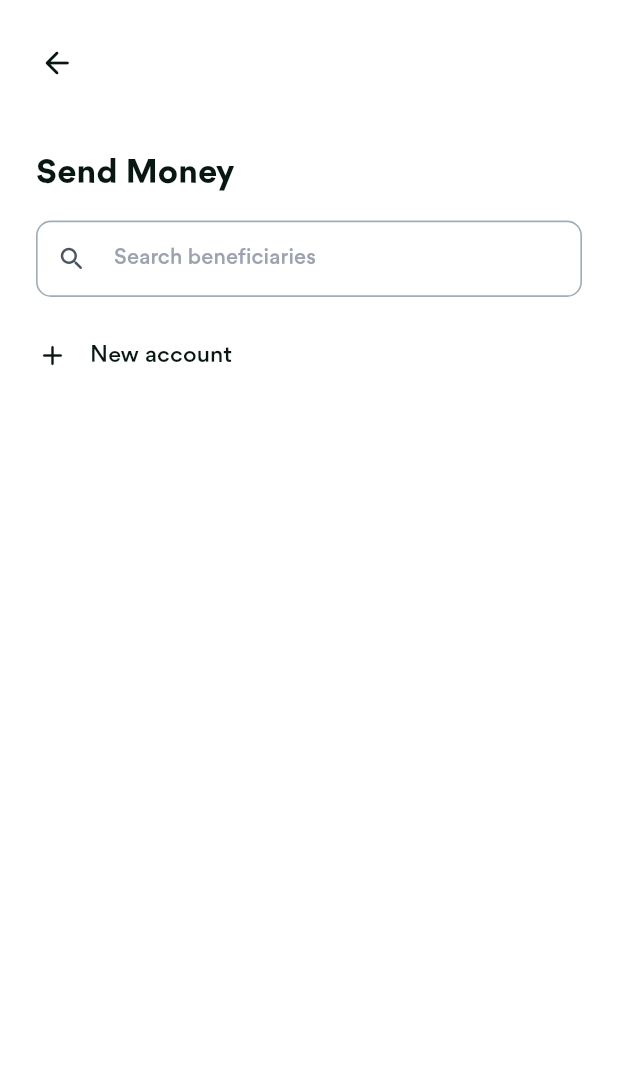
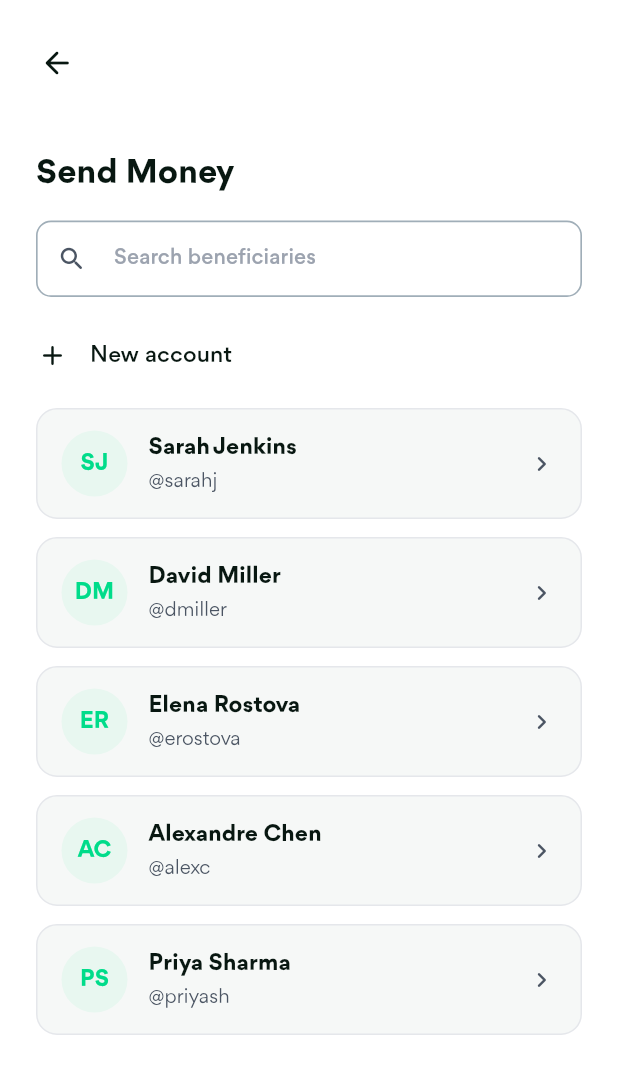
Before and after one commit to Habedexise1/tappay, a Flutter app: the BeneficiariesScreen screen opened directly, on a phone screen of 412 x 824 dp. Shown: the top 1074 px of the screen. Run offline on Flutter 3.47's test engine with Material 3 defaults, Android fonts, the phone set to English and light mode, and no system bars; our stand-ins replace flutter_animate, flutter_secure_storage, flutter_svg, go_router, local_auth, pinput and 3 more; missing offline and left inert: home_widget, mobile_scanner; accounts and stored records are empty.

Commit message:
feat(dashboard): add searchable beneficiary list to send money
- Seed sample TapTag beneficiaries in DashboardController
- List beneficiaries on the send money screen with live search by
  name or handle and empty/no-results states
- Render AppBottomSheet on a Material so list tiles and ink
  splashes paint correctly
- Remove stale comments in dashboard widgets

```diff
--- a/lib/core/widgets/app_bottom_sheet.dart
+++ b/lib/core/widgets/app_bottom_sheet.dart
@@ -14,11 +14,8 @@ class AppBottomSheet extends StatelessWidget {
   final CrossAxisAlignment crossAxisAlignment;
   final MainAxisSize mainAxisSize;
 
-  /// When true the sheet fills the screen up to just below the status bar
-  /// and [child] expands to the remaining height.
   final bool expand;
 
-  /// Minimum space kept above an [expand]ed sheet.
   static const double minTopGap = 56;
 
   const AppBottomSheet({
@@ -47,8 +44,6 @@ class AppBottomSheet extends StatelessWidget {
         : AppColors.lightTextPrimary;
     final handleColor = isDark ? AppColors.darkBorder : const Color(0xFFE2E8F0);
 
-    // Modal routes strip the top safe-area padding from MediaQuery, so read
-    // the status-bar inset from the window itself.
     final statusBar = MediaQueryData.fromView(View.of(context)).padding.top;
     final topGap = expand
         ? (statusBar + 12 > minTopGap ? statusBar + 12 : minTopGap)
@@ -60,14 +55,12 @@ class AppBottomSheet extends StatelessWidget {
         alignment: Alignment.bottomCenter,
         child: ConstrainedBox(
           constraints: BoxConstraints(maxWidth: maxWidth),
+          child: Material(
+            color: sheetBg,
+            clipBehavior: Clip.antiAlias,
+            borderRadius: const BorderRadius.vertical(top: Radius.circular(24)),
             child: Container(
               height: expand ? double.infinity : null,
-            decoration: BoxDecoration(
-              color: sheetBg,
-              borderRadius: const BorderRadius.vertical(
-                top: Radius.circular(24),
-              ),
-            ),
               padding: padding ?? const EdgeInsets.fromLTRB(24, 12, 24, 28),
               child: SafeArea(
                 top: false,
@@ -114,6 +107,7 @@ class AppBottomSheet extends StatelessWidget {
                     ],
                     if (expand) Expanded(child: child) else child,
                   ],
+                ),
               ),
             ),
           ),
--- a/lib/core/widgets/app_num_pad.dart
+++ b/lib/core/widgets/app_num_pad.dart
@@ -72,7 +72,6 @@ class AppNumPad extends StatelessWidget {
   final bool showBiometric;
   final AppNumPadStyle style;
 
-  /// Custom widget for the biometric key (e.g. a face-scan SVG).
   final Widget? biometricIcon;
 
   const AppNumPad({
--- a/lib/features/dashboard/presentation/dashboard_controller.dart
+++ b/lib/features/dashboard/presentation/dashboard_controller.dart
@@ -76,7 +76,38 @@ class DashboardController extends ChangeNotifier {
     _balance = stored == 24580.50 ? 6000000.00 : stored;
     _isBalanceMasked = prefs.isBalanceMasked();
 
-    _beneficiaries = [];
+    _beneficiaries = [
+      const Beneficiary(
+        id: 'b_1',
+        name: 'Sarah Jenkins',
+        handle: '@sarahj',
+        initials: 'SJ',
+      ),
+      const Beneficiary(
+        id: 'b_2',
+        name: 'David Miller',
+        handle: '@dmiller',
+        initials: 'DM',
+      ),
+      const Beneficiary(
+        id: 'b_3',
+        name: 'Elena Rostova',
+        handle: '@erostova',
+        initials: 'ER',
+      ),
+      const Beneficiary(
+        id: 'b_4',
+        name: 'Alexandre Chen',
+        handle: '@alexc',
+        initials: 'AC',
+      ),
+      const Beneficiary(
+        id: 'b_5',
+        name: 'Priya Sharma',
+        handle: '@priyash',
+        initials: 'PS',
+      ),
+    ];
 
     _notifications = [
       DashboardNotification(
--- a/lib/features/dashboard/presentation/screens/send_money_beneficiaries_screen.dart
+++ b/lib/features/dashboard/presentation/screens/send_money_beneficiaries_screen.dart
@@ -1,10 +1,12 @@
 import 'package:flutter/material.dart';
+import 'package:provider/provider.dart';
 
 import '../../../../app/theme/app_colors.dart';
 import '../../../../core/utils/responsive_utils.dart';
 import '../../../../core/widgets/app_text_field.dart';
 import '../../../auth/presentation/widgets/onboarding_step_header.dart';
 import '../../domain/dashboard_models.dart';
+import '../dashboard_controller.dart';
 import 'send_money_recipient_screen.dart';
 import 'send_to_bank_screen.dart';
 
@@ -21,7 +23,18 @@ class _BeneficiariesScreenState extends State<BeneficiariesScreen> {
   final TextEditingController _searchController = TextEditingController();
 
   @override
+  void initState() {
+    super.initState();
+    _searchController.addListener(_onSearchChanged);
+  }
+
+  void _onSearchChanged() {
+    setState(() {});
+  }
+
+  @override
   void dispose() {
+    _searchController.removeListener(_onSearchChanged);
     _searchController.dispose();
     super.dispose();
   }
@@ -56,6 +69,14 @@ class _BeneficiariesScreenState extends State<BeneficiariesScreen> {
     final subColor = isDark
         ? AppColors.darkTextSecondary
         : AppColors.lightTextSecondary;
+
+    final dashboard = context.watch<DashboardController>();
+    final query = _searchController.text.trim().toLowerCase();
+    final beneficiaries = dashboard.beneficiaries.where((b) {
+      if (query.isEmpty) return true;
+      return b.name.toLowerCase().contains(query) ||
+          b.handle.toLowerCase().contains(query);
+    }).toList();
 
     return Scaffold(
       backgroundColor: bgColor,
@@ -112,7 +133,37 @@ class _BeneficiariesScreenState extends State<BeneficiariesScreen> {
                     ),
                   ),
                 ),
-                const Spacer(),
+                const SizedBox(height: 16),
+                Expanded(
+                  child: beneficiaries.isEmpty
+                      ? Center(
+                          child: Text(
+                            query.isEmpty
+                                ? 'No beneficiaries yet'
+                                : 'No beneficiaries found',
+                            style: TextStyle(
+                              fontFamily: 'Gordita',
+                              fontSize: 14,
+                              color: subColor,
+                            ),
+                          ),
+                        )
+                      : ListView.separated(
+                          physics: const BouncingScrollPhysics(),
+                          itemCount: beneficiaries.length,
+                          separatorBuilder: (_, _) => const SizedBox(height: 12),
+                          itemBuilder: (context, index) {
+                            final b = beneficiaries[index];
+                            return _BeneficiaryCard(
+                              beneficiary: b,
+                              isDark: isDark,
+                              titleColor: titleColor,
+                              subColor: subColor,
+                              onTap: () => _openForm(beneficiary: b),
+                            );
+                          },
+                        ),
+                ),
               ],
             ),
           ),
@@ -121,3 +172,95 @@ class _BeneficiariesScreenState extends State<BeneficiariesScreen> {
     );
   }
 }
+
+class _BeneficiaryCard extends StatelessWidget {
+  final Beneficiary beneficiary;
+  final bool isDark;
+  final Color titleColor;
+  final Color subColor;
+  final VoidCallback onTap;
+
+  const _BeneficiaryCard({
+    required this.beneficiary,
+    required this.isDark,
+    required this.titleColor,
+    required this.subColor,
+    required this.onTap,
+  });
+
+  @override
+  Widget build(BuildContext context) {
+    return Material(
+      color: Colors.transparent,
+      child: InkWell(
+        onTap: onTap,
+        borderRadius: BorderRadius.circular(14),
+        child: Container(
+          padding: const EdgeInsets.symmetric(horizontal: 16, vertical: 14),
+          decoration: BoxDecoration(
+            color: isDark ? const Color(0xFF071F17) : const Color(0xFFF6F8F7),
+            borderRadius: BorderRadius.circular(14),
+            border: Border.all(
+              color: isDark ? const Color(0xFF143427) : AppColors.lightBorderSubtle,
+              width: 1,
+            ),
+          ),
+          child: Row(
+            children: [
+              Container(
+                width: 44,
+                height: 44,
+                decoration: BoxDecoration(
+                  shape: BoxShape.circle,
+                  color: isDark ? const Color(0xFF093824) : const Color(0xFFE8F7F0),
+                ),
+                alignment: Alignment.center,
+                child: Text(
+                  beneficiary.initials,
+                  style: TextStyle(
+                    fontFamily: 'Gordita',
+                    fontSize: 15,
+                    fontWeight: FontWeight.w700,
+                    color: isDark ? const Color(0xFF00D084) : AppColors.primaryGreen,
+                  ),
+                ),
+              ),
+              const SizedBox(width: 14),
+              Expanded(
+                child: Column(
+                  crossAxisAlignment: CrossAxisAlignment.start,
+                  mainAxisSize: MainAxisSize.min,
+                  children: [
+                    Text(
+                      beneficiary.name,
+                      style: TextStyle(
+                        fontFamily: 'Gordita',
+                        fontSize: 15,
+                        fontWeight: FontWeight.w700,
+                        color: titleColor,
+                      ),
+                    ),
+                    const SizedBox(height: 3),
+                    Text(
+                      beneficiary.handle,
+                      style: TextStyle(
+                        fontFamily: 'Gordita',
+                        fontSize: 13,
+                        color: subColor,
+                      ),
+                    ),
+                  ],
+                ),
+              ),
+              Icon(
+                Icons.chevron_right_rounded,
+                color: subColor,
+                size: 20,
+              ),
+            ],
+          ),
+        ),
+      ),
+    );
+  }
+}
--- a/lib/features/dashboard/presentation/transfer_flow.dart
+++ b/lib/features/dashboard/presentation/transfer_flow.dart
@@ -7,10 +7,6 @@ import 'dashboard_controller.dart';
 import 'widgets/confirm_pin_sheet.dart';
 import 'widgets/enter_amount_sheet.dart';
 
-/// Runs the send-money flow: amount sheet → PIN sheet → process → home.
-///
-/// Tapping back on the PIN sheet returns to the amount sheet with the
-/// previously entered amount preserved.
 Future<void> startTransferFlow(
   BuildContext context, {
   required String recipientName,
--- a/lib/features/dashboard/presentation/widgets/enter_amount_sheet.dart
+++ b/lib/features/dashboard/presentation/widgets/enter_amount_sheet.dart
@@ -9,10 +9,6 @@ import '../../../../core/widgets/app_button.dart';
 import '../../../../core/widgets/app_num_pad.dart';
 import '../dashboard_controller.dart';
 
-/// Bottom sheet for keying in a transfer amount.
-///
-/// Pops with the entered amount (in the selected display currency), or `null`
-/// when the user goes back / dismisses the sheet.
 class EnterAmountSheet extends StatefulWidget {
   final String recipientName;
   final String recipientDetail;
```
Also changed, not shown: lib/features/dashboard/domain/dashboard_models.dart (line endings or trailing spaces). Lines whose indentation alone changed are shown as unchanged.
